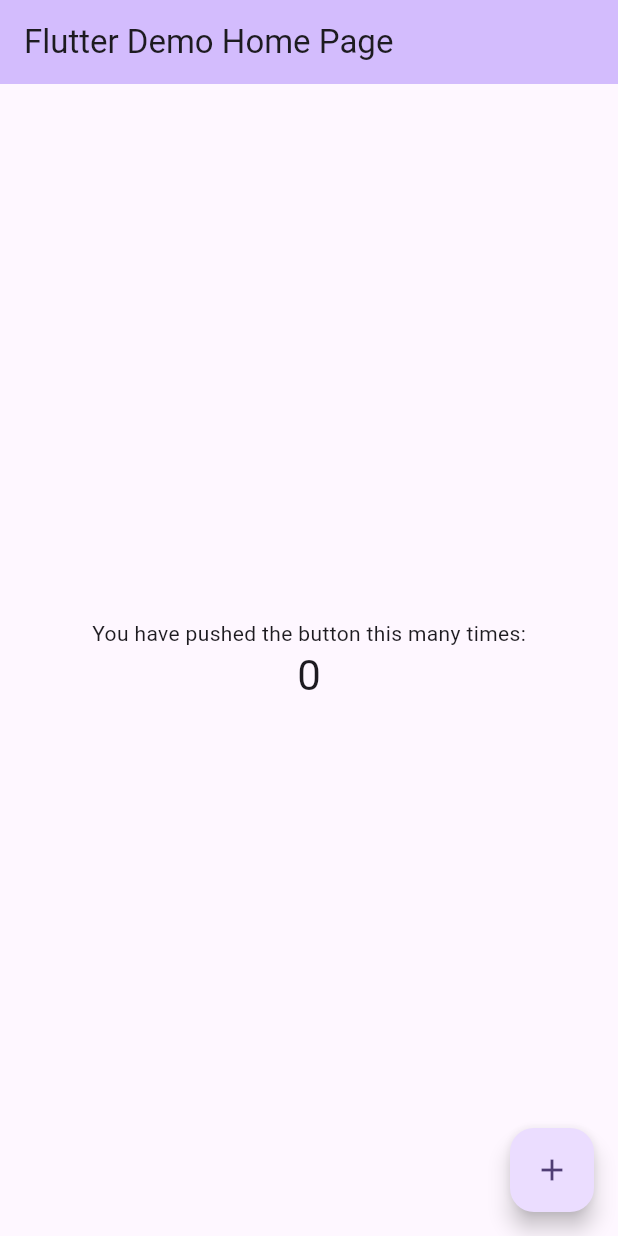
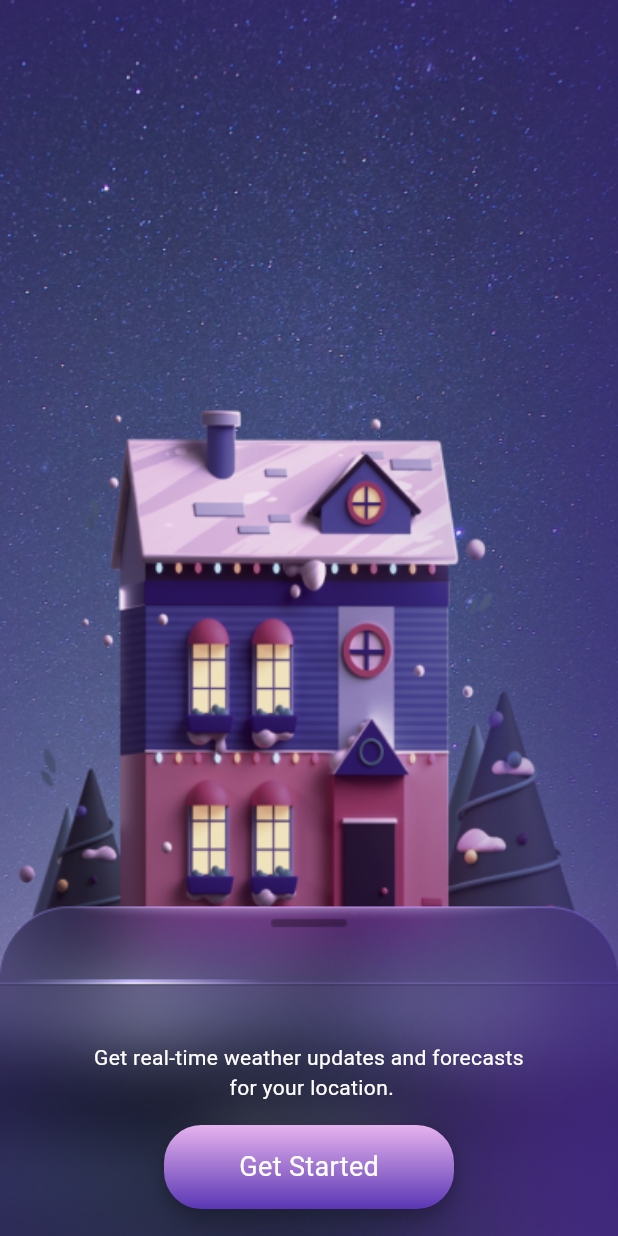
Before and after one commit to salma-elmaghawry/Weather-app-Ai-integration-Cellula, a Flutter app: the screen it shows after launch, on a phone screen of 412 x 824 dp. Run offline on Flutter 3.47's test engine with Material 3 defaults, Android fonts, the light colour scheme and no system bars; our stand-ins replace flutter_svg.

Commit message:
✅onboarding

```diff
--- /dev/null
+++ b/lib/core/helper/colors_class.dart
@@ -0,0 +1,9 @@
+import 'package:flutter/material.dart';
+
+class MyColors {
+  final primaryColor = Color(0xff5936B4);
+  final secondaryColor = Color.fromARGB(255, 231, 179, 238);
+}
+//3658B1 C159EC
+//F7CBFD 7758D1
+//5936B4 362A84
--- /dev/null
+++ b/lib/core/helper/constant.dart
@@ -0,0 +1,4 @@
+///images path
+const String bg = "assets/images/bg.png";
+const String home = "assets/images/home.svg";
+const String bg_onboarding = "assets/images/bg_onboarding.png";
--- /dev/null
+++ b/lib/core/widgets/custom_evaluated_button.dart
@@ -0,0 +1,46 @@
+import 'package:flutter/material.dart';
+import 'package:weather_app/core/helper/colors_class.dart';
+
+class customEvaluatedButton extends StatelessWidget {
+  const customEvaluatedButton({
+    super.key,
+  });
+
+  @override
+  Widget build(BuildContext context) {
+    return InkWell(
+      onTap: () {
+        // Navigate to the next screen
+      },
+      child: Container(
+        padding: EdgeInsets.symmetric(horizontal: 50, vertical: 15),
+        decoration: BoxDecoration(
+          gradient: LinearGradient(
+            colors: [
+              MyColors().secondaryColor,
+              MyColors()
+                  .primaryColor, // Add another color for the gradient
+            ],
+            begin: Alignment.topCenter,
+            end: Alignment.bottomCenter,
+          ),
+          borderRadius: BorderRadius.circular(25), // Rounded corners
+          boxShadow: [
+            BoxShadow(
+              color: Colors.black.withOpacity(0.3),
+              blurRadius: 10,
+              offset: Offset(0, 5), // Shadow position
+            ),
+          ],
+        ),
+        child: Text(
+          'Get Started',
+          style: TextStyle(
+            color: Colors.white,
+            fontSize: 18,
+          ),
+        ),
+      ),
+    );
+  }
+}
--- /dev/null
+++ b/lib/features/Auth/presentation/screens/onboarding_screen.dart
@@ -0,0 +1,45 @@
+import 'package:flutter/material.dart';
+import 'package:flutter_svg/flutter_svg.dart';
+import 'package:weather_app/core/helper/colors_class.dart';
+import 'package:weather_app/core/helper/constant.dart';
+import 'package:weather_app/core/widgets/custom_evaluated_button.dart';
+
+class OnboardingScreen extends StatelessWidget {
+  const OnboardingScreen({super.key});
+
+  @override
+  Widget build(BuildContext context) {
+    return Scaffold(
+        body: Container(
+      width: double.infinity,
+      height: double.infinity,
+      decoration: const BoxDecoration(
+        image: DecorationImage(
+          image: AssetImage(bg_onboarding),
+          fit: BoxFit.cover,
+        ),
+      ),
+      child: const Padding(
+        padding: const EdgeInsets.all(15),
+        child: Column(
+          crossAxisAlignment: CrossAxisAlignment.center,
+          children: [
+            SizedBox(height: 680),
+            Text(
+              'Get real-time weather updates and forecasts\n for your location.',
+              style: TextStyle(
+                color: Colors.white,
+                fontSize: 14,
+              ),
+              textAlign: TextAlign.center,
+            ),
+            SizedBox(
+              height: 15,
+            ),
+            customEvaluatedButton(),
+          ],
+        ),
+      ),
+    ));
+  }
+}
--- a/lib/main.dart
+++ b/lib/main.dart
@@ -1,4 +1,6 @@
 import 'package:flutter/material.dart';
+import 'package:weather_app/core/helper/colors_class.dart';
+import 'package:weather_app/features/Auth/presentation/screens/onboarding_screen.dart';
 
 void main() {
   runApp(const MyApp());
@@ -11,100 +13,11 @@ class MyApp extends StatelessWidget {
   @override
   Widget build(BuildContext context) {
     return MaterialApp(
-      title: 'Flutter Demo',
+      debugShowCheckedModeBanner: false,
       theme: ThemeData(
-        colorScheme: ColorScheme.fromSeed(seedColor: Colors.deepPurple),
-        useMaterial3: true,
-      ),
-      home: const MyHomePage(title: 'Flutter Demo Home Page'),
+          scaffoldBackgroundColor: MyColors().primaryColor,
+          ),
+      home: OnboardingScreen(),
     );
   }
 }
-
-class MyHomePage extends StatefulWidget {
-  const MyHomePage({super.key, required this.title});
-
-  // This widget is the home page of your application. It is stateful, meaning
-  // that it has a State object (defined below) that contains fields that affect
-  // how it looks.
-
-  // This class is the configuration for the state. It holds the values (in this
-  // case the title) provided by the parent (in this case the App widget) and
-  // used by the build method of the State. Fields in a Widget subclass are
-  // always marked "final".
-
-  final String title;
-
-  @override
-  State<MyHomePage> createState() => _MyHomePageState();
-}
-
-class _MyHomePageState extends State<MyHomePage> {
-  int _counter = 0;
-
-  void _incrementCounter() {
-    setState(() {
-      // This call to setState tells the Flutter framework that something has
-      // changed in this State, which causes it to rerun the build method below
-      // so that the display can reflect the updated values. If we changed
-      // _counter without calling setState(), then the build method would not be
-      // called again, and so nothing would appear to happen.
-      _counter++;
-    });
-  }
-
-  @override
-  Widget build(BuildContext context) {
-    // This method is rerun every time setState is called, for instance as done
-    // by the _incrementCounter method above.
-    //
-    // The Flutter framework has been optimized to make rerunning build methods
-    // fast, so that you can just rebuild anything that needs updating rather
-    // than having to individually change instances of widgets.
-    return Scaffold(
-      appBar: AppBar(
-        // TRY THIS: Try changing the color here to a specific color (to
-        // Colors.amber, perhaps?) and trigger a hot reload to see the AppBar
-        // change color while the other colors stay the same.
-        backgroundColor: Theme.of(context).colorScheme.inversePrimary,
-        // Here we take the value from the MyHomePage object that was created by
-        // the App.build method, and use it to set our appbar title.
-        title: Text(widget.title),
-      ),
-      body: Center(
-        // Center is a layout widget. It takes a single child and positions it
-        // in the middle of the parent.
-        child: Column(
-          // Column is also a layout widget. It takes a list of children and
-          // arranges them vertically. By default, it sizes itself to fit its
-          // children horizontally, and tries to be as tall as its parent.
-          //
-          // Column has various properties to control how it sizes itself and
-          // how it positions its children. Here we use mainAxisAlignment to
-          // center the children vertically; the main axis here is the vertical
-          // axis because Columns are vertical (the cross axis would be
-          // horizontal).
-          //
-          // TRY THIS: Invoke "debug painting" (choose the "Toggle Debug Paint"
-          // action in the IDE, or press "p" in the console), to see the
-          // wireframe for each widget.
-          mainAxisAlignment: MainAxisAlignment.center,
-          children: <Widget>[
-            const Text(
-              'You have pushed the button this many times:',
-            ),
-            Text(
-              '$_counter',
-              style: Theme.of(context).textTheme.headlineMedium,
-            ),
-          ],
-        ),
-      ),
-      floatingActionButton: FloatingActionButton(
-        onPressed: _incrementCounter,
-        tooltip: 'Increment',
-        child: const Icon(Icons.add),
-      ), // This trailing comma makes auto-formatting nicer for build methods.
-    );
-  }
-}
```
Also changed, not shown: pubspec.yaml (+8 -14 lines), assets/images/bg.png (added), assets/images/bg_onboarding.png (added), assets/images/home.svg (added), lib/features/Auth/data/auth_repo.dart (added), lib/features/Auth/presentation/screens/login_screen.dart (added), lib/features/Auth/presentation/screens/register_screen.dart (added), pubspec.lock.
